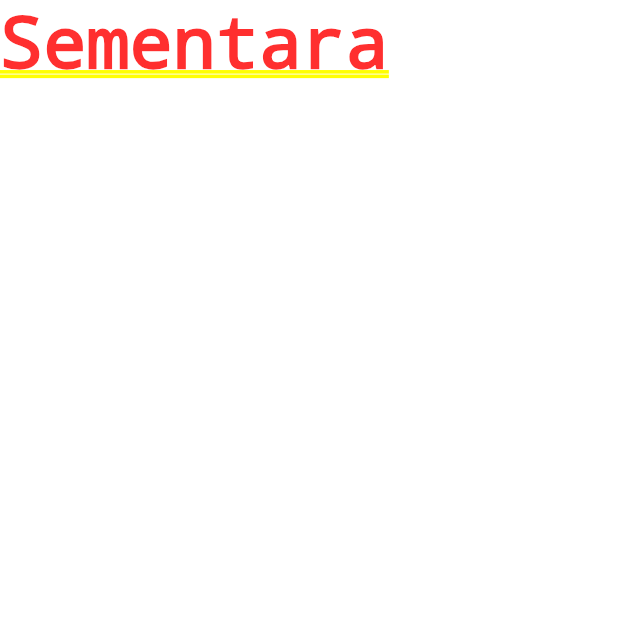
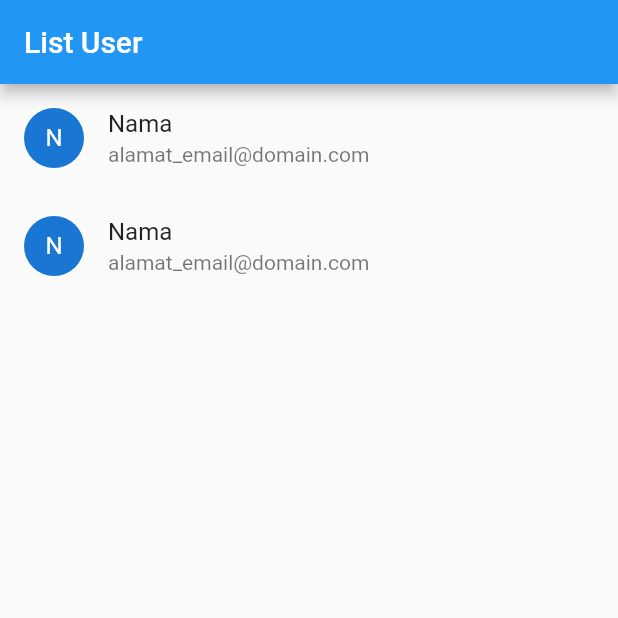
Before and after one commit to cikenstrip/flutter_tutorial, a Flutter app: the screen it shows after launch, on a phone screen of 412 x 824 dp, the top half of it. Run offline on Flutter 3.47's test engine with Material 2 defaults, Android fonts, the phone set to English and light mode, and no system bars.

Commit message:
Bab ListView Widget (2)

```diff
--- a/lib/page_list.dart
+++ b/lib/page_list.dart
@@ -3,6 +3,24 @@ import 'package:flutter/material.dart';
 class PageList extends StatelessWidget {
   @override
   Widget build(BuildContext context) {
-      return Text("Sementara");
+      return new Scaffold(
+        appBar: new AppBar(
+          title: new Text("List User"),
+        ),
+        body: new ListView(
+          children: <Widget>[
+            ListTile(
+              title: new Text("Nama"),
+              subtitle: new Text("alamat_email@domain.com"),
+              leading: new CircleAvatar(child: new Text("N"),),
+            ),
+            ListTile(
+              title: new Text("Nama"),
+              subtitle: new Text("alamat_email@domain.com"),
+              leading: new CircleAvatar(child: new Text("N"),),
+            ),
+          ],
+        ),
+      );
     }
 }
```
